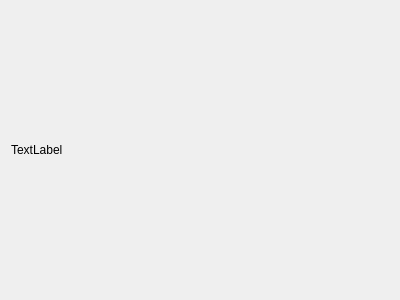
This is SmartHome/misc/Recipes/recipeformpage.ui in lotdoney/SmartHome as Qt 5 draws it before an edit. The edited form follows.
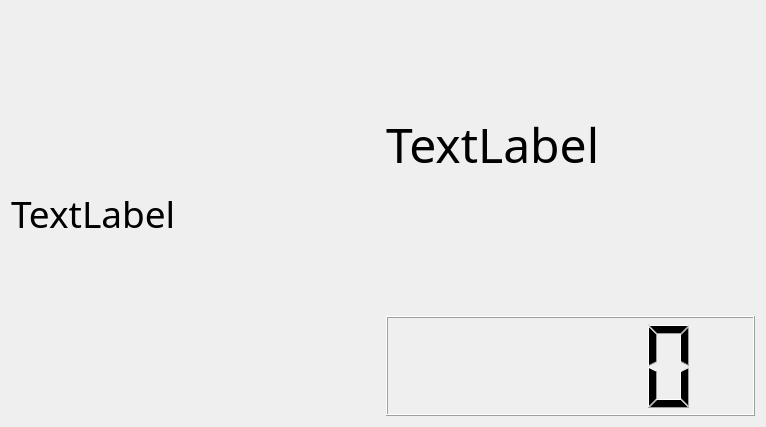
This is the edited form.

Patch:
```diff
--- a/SmartHome/misc/Recipes/recipeformpage.ui
+++ b/SmartHome/misc/Recipes/recipeformpage.ui
@@ -6,20 +6,110 @@
    <rect>
     <x>0</x>
     <y>0</y>
-    <width>400</width>
-    <height>300</height>
+    <width>766</width>
+    <height>427</height>
    </rect>
   </property>
+  <property name="sizePolicy">
+   <sizepolicy hsizetype="Expanding" vsizetype="Expanding">
+    <horstretch>0</horstretch>
+    <verstretch>0</verstretch>
+   </sizepolicy>
+  </property>
   <property name="windowTitle">
    <string>Form</string>
   </property>
-  <layout class="QVBoxLayout" name="verticalLayout">
+  <layout class="QVBoxLayout" name="verticalLayout_2">
    <item>
-    <widget class="QLabel" name="labelStep">
-     <property name="text">
-      <string>TextLabel</string>
-     </property>
-    </widget>
+    <layout class="QHBoxLayout" name="horizontalLayout_2">
+     <item>
+      <layout class="QHBoxLayout" name="horizontalLayout">
+       <item>
+        <widget class="QLabel" name="labelImg">
+         <property name="sizePolicy">
+          <sizepolicy hsizetype="Expanding" vsizetype="Expanding">
+           <horstretch>0</horstretch>
+           <verstretch>0</verstretch>
+          </sizepolicy>
+         </property>
+         <property name="font">
+          <font>
+           <family>方正姚体</family>
+           <pointsize>28</pointsize>
+          </font>
+         </property>
+         <property name="text">
+          <string>TextLabel</string>
+         </property>
+         <property name="wordWrap">
+          <bool>true</bool>
+         </property>
+        </widget>
+       </item>
+      </layout>
+     </item>
+     <item>
+      <layout class="QVBoxLayout" name="verticalLayout">
+       <item>
+        <spacer name="verticalSpacer">
+         <property name="orientation">
+          <enum>Qt::Vertical</enum>
+         </property>
+         <property name="sizeType">
+          <enum>QSizePolicy::Fixed</enum>
+         </property>
+         <property name="sizeHint" stdset="0">
+          <size>
+           <width>20</width>
+           <height>100</height>
+          </size>
+         </property>
+        </spacer>
+       </item>
+       <item>
+        <widget class="QLabel" name="labelStep">
+         <property name="sizePolicy">
+          <sizepolicy hsizetype="Expanding" vsizetype="Expanding">
+           <horstretch>0</horstretch>
+           <verstretch>0</verstretch>
+          </sizepolicy>
+         </property>
+         <property name="font">
+          <font>
+           <family>微软雅黑</family>
+           <pointsize>36</pointsize>
+          </font>
+         </property>
+         <property name="text">
+          <string>TextLabel</string>
+         </property>
+         <property name="scaledContents">
+          <bool>true</bool>
+         </property>
+         <property name="alignment">
+          <set>Qt::AlignLeading|Qt::AlignLeft|Qt::AlignTop</set>
+         </property>
+        </widget>
+       </item>
+       <item>
+        <widget class="QLCDNumber" name="lcdNumber">
+         <property name="sizePolicy">
+          <sizepolicy hsizetype="Expanding" vsizetype="Fixed">
+           <horstretch>0</horstretch>
+           <verstretch>50</verstretch>
+          </sizepolicy>
+         </property>
+         <property name="minimumSize">
+          <size>
+           <width>0</width>
+           <height>100</height>
+          </size>
+         </property>
+        </widget>
+       </item>
+      </layout>
+     </item>
+    </layout>
    </item>
   </layout>
  </widget>
```
